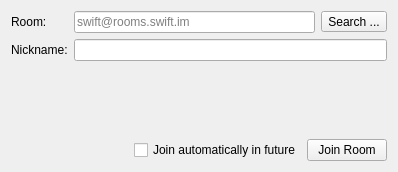
First picture: the form in Swift/QtUI/QtJoinMUCWindow.ui, repository swift/swift, before the edit.
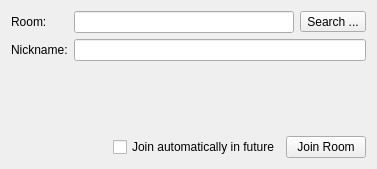
Second picture: the form after the edit.

Commit message: Fix compilation on Qt < 4.7.

The edit to the form file:
```diff
--- a/Swift/QtUI/QtJoinMUCWindow.ui
+++ b/Swift/QtUI/QtJoinMUCWindow.ui
@@ -6,12 +6,12 @@
    <rect>
     <x>0</x>
     <y>0</y>
-    <width>398</width>
-    <height>172</height>
+    <width>377</width>
+    <height>169</height>
    </rect>
   </property>
   <property name="sizePolicy">
-   <sizepolicy hsizetype="Expanding" vsizetype="Expanding">
+   <sizepolicy hsizetype="MinimumExpanding" vsizetype="MinimumExpanding">
     <horstretch>0</horstretch>
     <verstretch>0</verstretch>
    </sizepolicy>
@@ -51,9 +51,6 @@
        <property name="text">
         <string/>
        </property>
-       <property name="placeholderText">
-        <string>swift@rooms.swift.im</string>
-       </property>
       </widget>
      </item>
     </layout>
```
The commit also changes 1 other file.
